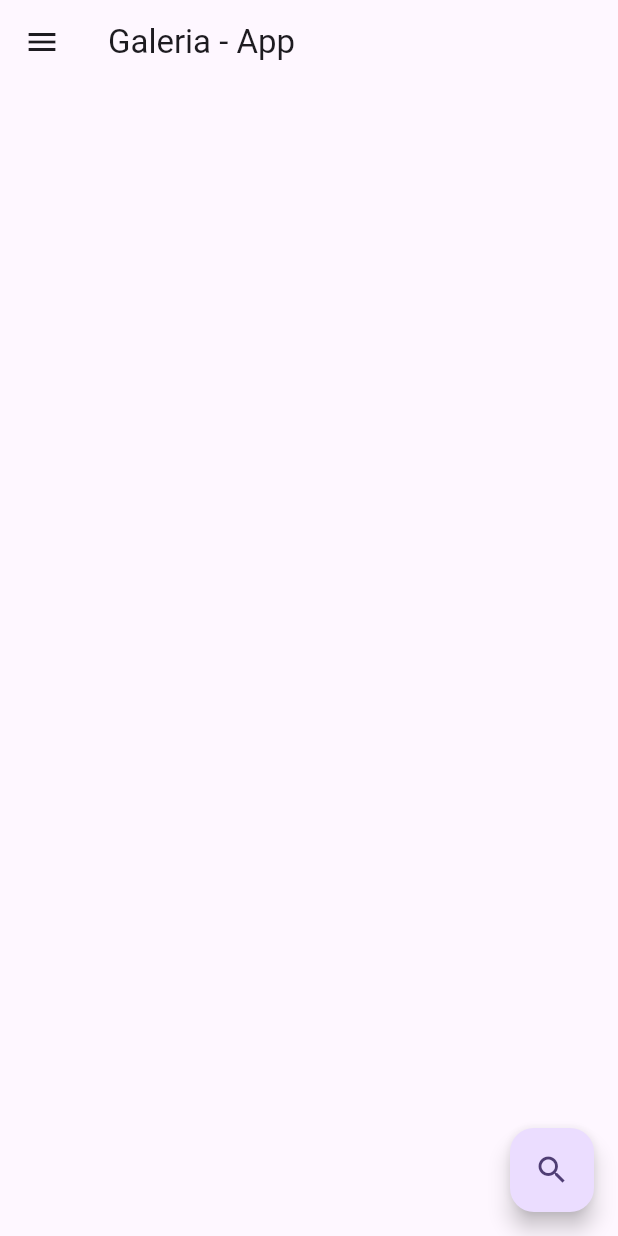
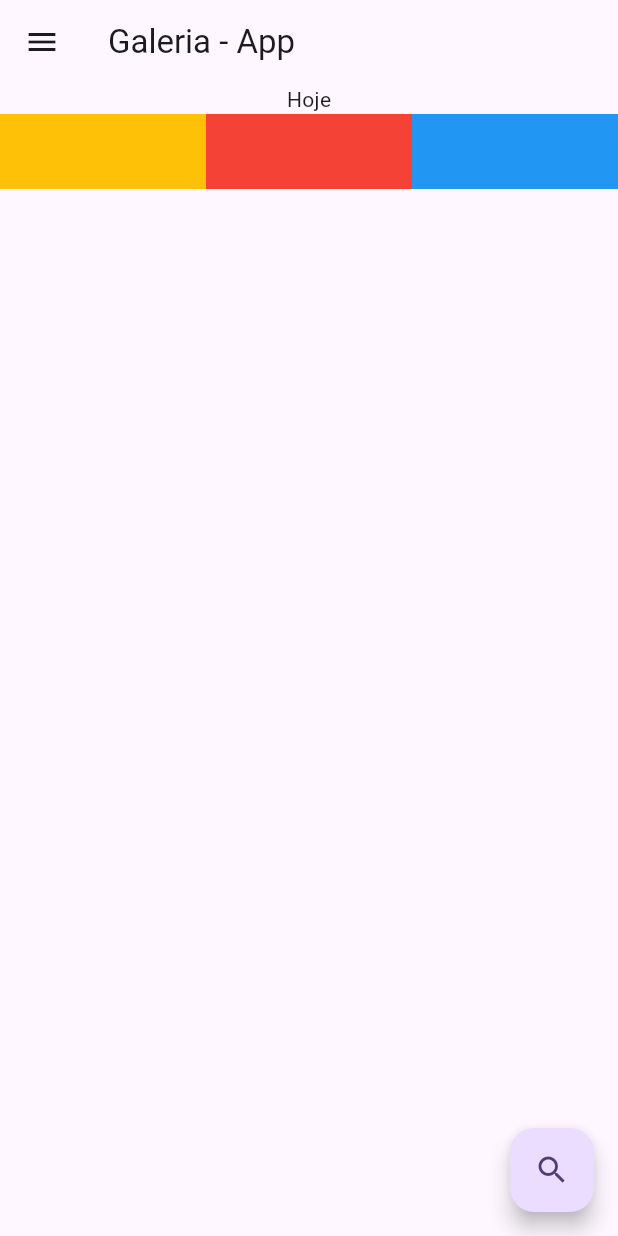
Before and after one commit to restenPiz/Galeria-app, a Flutter app: the screen it shows after launch, on a phone screen of 412 x 824 dp. Run offline on Flutter 3.47's test engine with Material 2 defaults, Android fonts, the phone set to English and light mode, and no system bars.

Commit message:
Some updates in my application

```diff
--- a/galeria_app/lib/Screens/first.dart
+++ b/galeria_app/lib/Screens/first.dart
@@ -22,7 +22,36 @@ class _firstScreenState extends State<firstScreen> {
       //?Inicio do corpo do conteudo do meu app
       body: ListView(children: [
         Column(
-
+          children: [
+            Container(
+              child: Text('Hoje'),
+            ),
+            Row(
+              children: [
+                Expanded(
+                  child: Container(
+                    width: 50,
+                    height: 50,
+                    color: Colors.amber,
+                  ),
+                ),
+                Expanded(
+                  child: Container(
+                    width: 50,
+                    height: 50,
+                    color: Colors.red,
+                  ),
+                ),
+                Expanded(
+                  child: Container(
+                    width: 50,
+                    height: 50,
+                    color: Colors.blue,
+                  ),
+                ),
+              ],
+            ),
+          ],
         ),
       ]),
 
```
